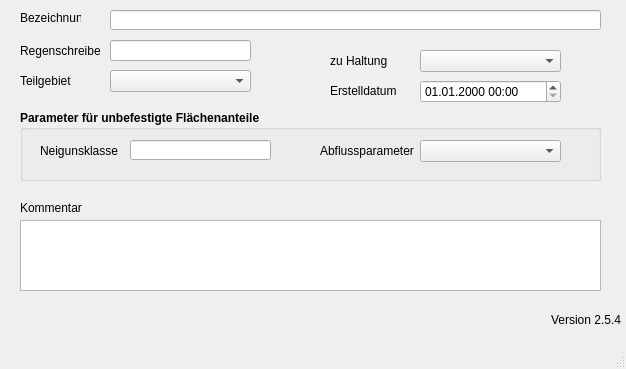
First picture: the form in qkan/forms/qkan_tezg.ui, repository hoettges/QKan, before the edit.
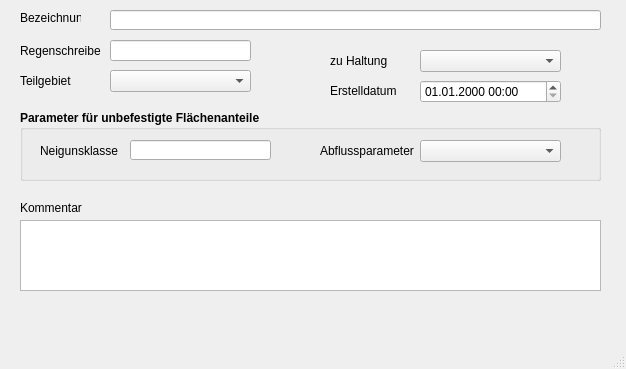
Second picture: the form after the edit. Custom widgets are drawn as their Qt base class.

Diff of the .ui file:
```diff
--- a/qkan/forms/qkan_tezg.ui
+++ b/qkan/forms/qkan_tezg.ui
@@ -222,25 +222,6 @@
      </property>
     </widget>
    </widget>
-   <widget class="QLabel" name="lb_version">
-    <property name="geometry">
-     <rect>
-      <x>550</x>
-      <y>310</y>
-      <width>71</width>
-      <height>20</height>
-     </rect>
-    </property>
-    <property name="toolTip">
-     <string>Version QKan Import</string>
-    </property>
-    <property name="text">
-     <string>Version 2.5.4</string>
-    </property>
-    <property name="alignment">
-     <set>Qt::AlignRight|Qt::AlignTrailing|Qt::AlignVCenter</set>
-    </property>
-   </widget>
    <widget class="QgsDateTimeEdit" name="createdat">
     <property name="geometry">
      <rect>
```
Left out of the diff: 3 changed lines with no effect on the pictures.
